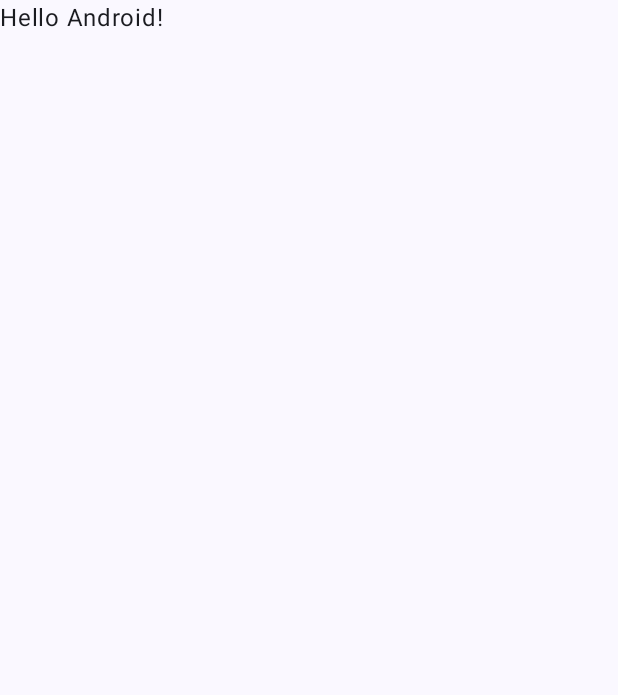
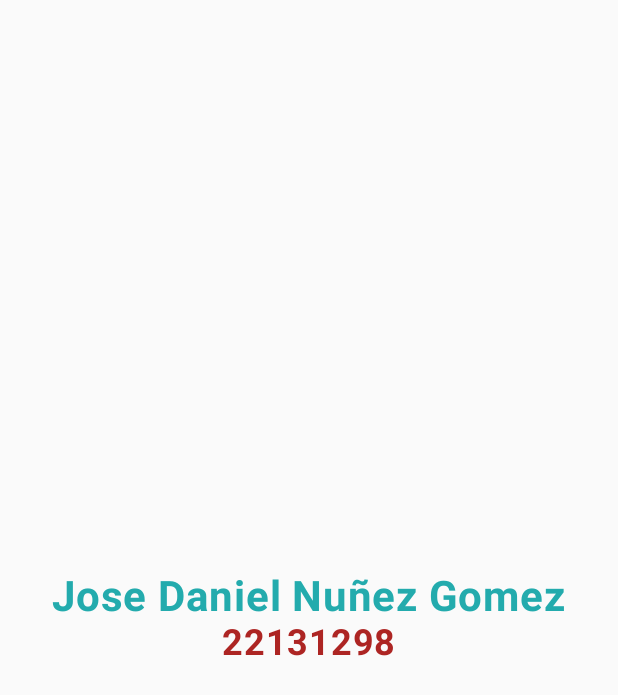
Before and after one commit to danielnungk/Practica1DesarrolloAndroid, an Android app built with Jetpack Compose: the screen it shows after launch (MainActivity), on a phone screen of 412 x 824 dp. Before the commit the part shown is almost empty. Shown: the top 695 px of the screen. Run offline under Robolectric (Android 15) with nearby library versions, the phone set to English and light mode, and no system bars.

Commit message:
Practica 1

```diff
--- a/app/src/main/java/dan/proyecto/practica1/MainActivity.kt
+++ b/app/src/main/java/dan/proyecto/practica1/MainActivity.kt
@@ -1,17 +1,28 @@
 package dan.proyecto.practica1
 
+import android.R
 import android.os.Bundle
 import androidx.activity.ComponentActivity
 import androidx.activity.compose.setContent
 import androidx.activity.enableEdgeToEdge
+import androidx.compose.foundation.layout.Arrangement
+import androidx.compose.foundation.layout.Column
 import androidx.compose.foundation.layout.fillMaxSize
 import androidx.compose.foundation.layout.padding
 import androidx.compose.material3.Scaffold
 import androidx.compose.material3.Text
 import androidx.compose.runtime.Composable
+import androidx.compose.ui.Alignment
 import androidx.compose.ui.Modifier
+import androidx.compose.ui.graphics.Color
+import androidx.compose.ui.layout.HorizontalAlignmentLine
+import androidx.compose.ui.text.font.FontFamily
+import androidx.compose.ui.text.font.FontWeight
+import androidx.compose.ui.text.style.TextAlign
 import androidx.compose.ui.tooling.preview.Preview
 import dan.proyecto.practica1.ui.theme.Practica1Theme
+import androidx.compose.ui.unit.sp
+
 
 class MainActivity : ComponentActivity() {
     override fun onCreate(savedInstanceState: Bundle?) {
@@ -19,12 +30,7 @@ class MainActivity : ComponentActivity() {
         enableEdgeToEdge()
         setContent {
             Practica1Theme {
-                Scaffold(modifier = Modifier.fillMaxSize()) { innerPadding ->
-                    Greeting(
-                        name = "Android", //22131298
-                        modifier = Modifier.padding(innerPadding)
-                    )
-                }
+                Columna()
             }
         }
     }
@@ -45,3 +51,20 @@ fun GreetingPreview() {
         Greeting("Android")
     }
 }
+
+@Composable
+fun Columna(){
+    Column (modifier = Modifier.fillMaxSize(), horizontalAlignment = Alignment.CenterHorizontally,
+        verticalArrangement = Arrangement.Center){
+
+
+        Text(text="Jose Daniel Nuñez Gomez",
+            fontSize = 28.sp, fontFamily = FontFamily.Default,
+            color = Color(35,171,173), fontWeight = FontWeight.Bold
+        )
+        Text(text="22131298",
+            fontSize = 24.sp, fontFamily = FontFamily.SansSerif,
+            color = Color(173,37,35), fontWeight = FontWeight.Bold
+        )
+    }
+}
```
